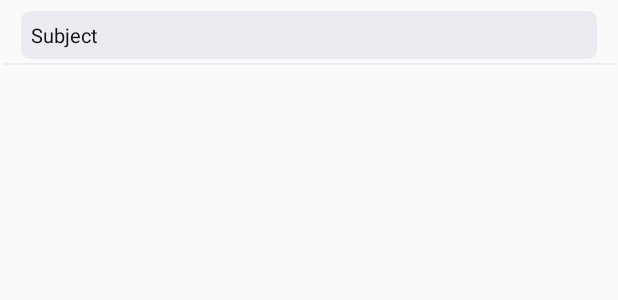
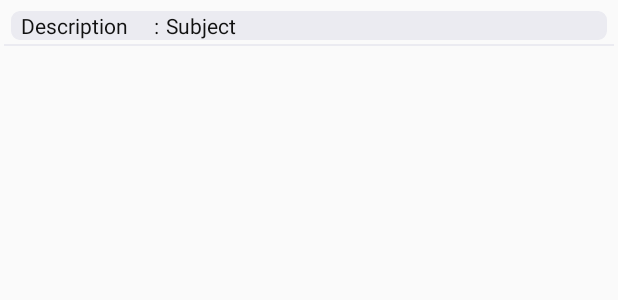
Before and after one commit to Adms1/Skool360bhadaj, an Android app: the layout list_item_inbox.xml on its own in the app's theme, with its tools: preview values and no code run, on a phone screen of 412 x 824 dp. Shown: the top 300 px of the screen. Run offline under Robolectric (Android 15) with nearby library versions, the phone set to English and light mode, and no system bars.

Commit message:
today changes

```diff
--- a/app/src/main/res/layout/list_item_inbox.xml
+++ b/app/src/main/res/layout/list_item_inbox.xml
@@ -2,6 +2,7 @@
 <RelativeLayout xmlns:android="http://schemas.android.com/apk/res/android"
     android:layout_width="match_parent"
     android:layout_height="wrap_content">
+
     <LinearLayout
         android:layout_width="match_parent"
         android:layout_height="wrap_content"
@@ -9,23 +10,50 @@
         android:orientation="horizontal"
         android:background="@drawable/list_line"
         android:layout_margin="@dimen/_2sdp">
+        <LinearLayout
+            android:layout_width="match_parent"
+            android:layout_height="wrap_content"
+            android:background="@drawable/inbox_text"
+            android:orientation="horizontal"
+            android:weightSum="3">
+
+            <TextView
+                android:id="@+id/txtdesc"
+                android:layout_width="0dp"
+                android:layout_height="wrap_content"
+                android:layout_centerInParent="true"
+                android:layout_marginLeft="@dimen/_5sdp"
+                android:layout_weight="0.65"
+                android:gravity="left"
+                android:text="Description"
+                android:textAlignment="textStart"
+                android:textColor="@color/black"
+                android:textSize="@dimen/_11sdp"
+                android:textStyle="normal" />
+
+            <TextView
+                android:layout_width="0dp"
+                android:layout_height="wrap_content"
+                android:layout_weight="0.1"
+                android:gravity="center"
+                android:text=":"
+                android:textAlignment="center"
+                android:textColor="@color/black"
+                android:textSize="@dimen/_11sdp"
+                android:textStyle="normal" />
 
             <TextView
                 android:id="@+id/txtSubject"
-            android:layout_width="@dimen/_110sdp"
+                android:layout_width="0dp"
                 android:layout_height="wrap_content"
                 android:layout_centerInParent="true"
-            android:layout_marginLeft="@dimen/_5sdp"
-            android:layout_marginRight="@dimen/_5sdp"
-            android:layout_weight="0.21"
-            android:gravity="left"
-            android:padding="@dimen/_5sdp"
-            android:paddingLeft="@dimen/_5sdp"
-            android:background="@drawable/inbox_text"
+                android:layout_weight="1.8"
+                android:gravity="center"
                 android:text="Subject"
-            android:paddingTop="@dimen/_9sdp"
                 android:textAlignment="textStart"
                 android:textColor="@color/black"
-            android:textSize="@dimen/_10sdp" />
+                android:textSize="@dimen/_11sdp"
+                android:textStyle="normal" />
+        </LinearLayout>
     </LinearLayout>
 </RelativeLayout>
```
Lines whose indentation alone changed are shown as unchanged.
